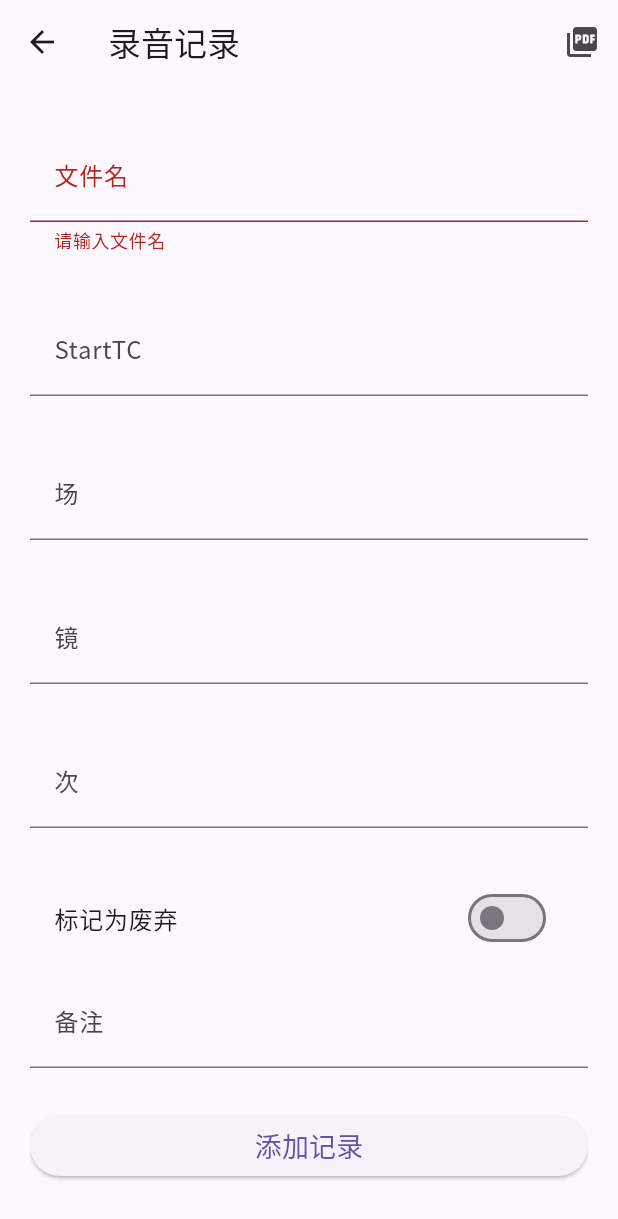
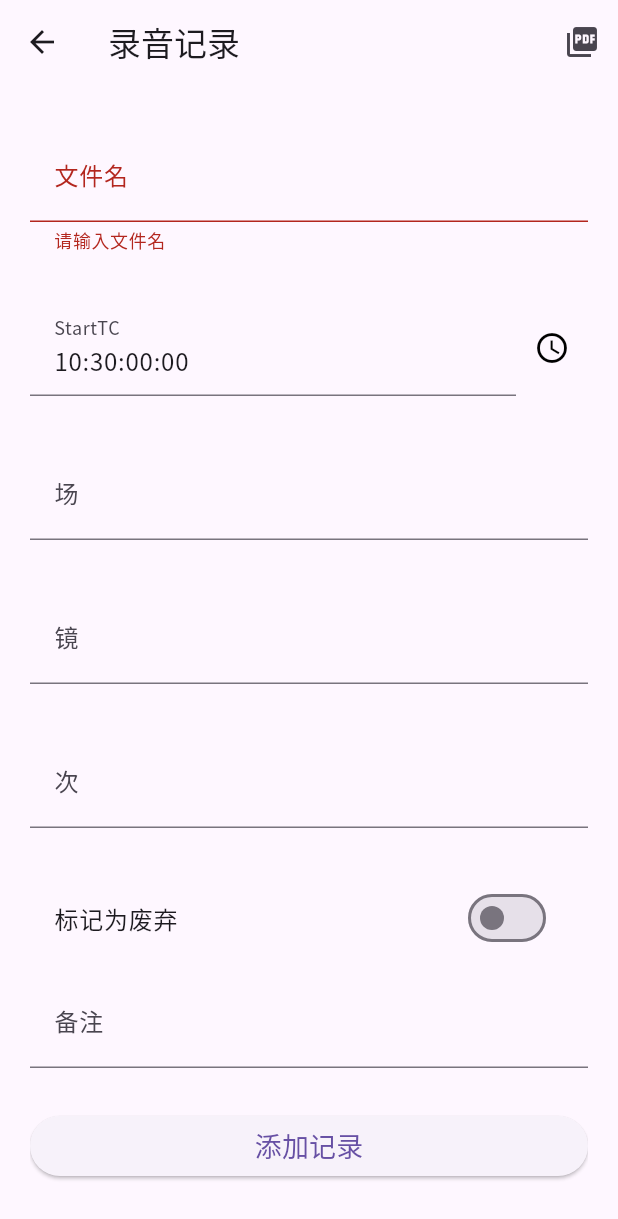
Before and after one commit to liyunlong233/reporter, a Flutter app: the RecordingsPage screen opened by its route, after a tap on "添加记录", on a phone screen of 412 x 824 dp. Shown: the top 1219 px of the screen. Run offline on Flutter 3.47's test engine with Material 3 defaults, Android fonts, the phone set to English and light mode, and no system bars; our stand-ins replace pdf, printing, sqflite; accounts and stored records are empty.

Commit message:
自动获取StartTC/文件名

```diff
--- a/lib/screens/recordings_page.dart
+++ b/lib/screens/recordings_page.dart
@@ -74,14 +74,10 @@ class _RecordingsPageState extends State<RecordingsPage> {
 
   void _clearForm() {
     _currentEntryId = null;
-    _fileNameController.clear();
+    _slateController.clear();
     _startTCController.clear();
-    _sceneController.clear();
-    _takeController.clear();
-    _slateController.clear();
     _notesController.clear();
     _isDiscarded = false;
-    _formKey.currentState?.reset();
   }
 
   Future<void> _loadTrackConfig() async {
@@ -117,7 +113,19 @@ class _RecordingsPageState extends State<RecordingsPage> {
             children: [
               _buildTextFormField('文件名', _fileNameController),
               const SizedBox(height: 16),
-              _buildTextFormField('StartTC', _startTCController),
+              Row(
+                children: [
+                  Expanded(child: _buildTextFormField('StartTC', _startTCController)),
+                  IconButton(
+                    icon: Icon(Icons.access_time),
+                    onPressed: () {
+                      final now = DateTime.now();
+                      final formattedTime = '${now.hour.toString().padLeft(2, '0')}:${now.minute.toString().padLeft(2, '0')}:${now.second.toString().padLeft(2, '0')}:00';
+                      _startTCController.text = formattedTime;
+                    },
+                  ),
+                ],
+              ),
               const SizedBox(height: 16),
               _buildTextFormField('场', _sceneController),
               const SizedBox(height: 16),
@@ -164,11 +172,29 @@ class _RecordingsPageState extends State<RecordingsPage> {
     );
   }
 
+  Future<void> _autoFillStartTC() async {
+    if (_startTCController.text.isEmpty) {
+      final now = DateTime.now();
+      _startTCController.text = '${now.hour.toString().padLeft(2, '0')}:${now.minute.toString().padLeft(2, '0')}:${now.second.toString().padLeft(2, '0')}:00';
+    }
+  }
+
   Future<void> _addEntry() async {
+    await _autoFillStartTC();
     _currentEntryId = null;
     if (_formKey.currentState!.validate()) {
+      final currentFileName = _fileNameController.text;
+      final match = RegExp(r'(\D*)(\d+)').firstMatch(currentFileName);
+      final prefix = match?.group(1) ?? '';
+      final numberStr = match?.group(2) ?? '000';
+
+      try {
+        var number = int.parse(numberStr);
+        number++;
+        final newFileName = '$prefix${number.toString().padLeft(3, '0')}';
+
         final entry = RecordingEntry(
-        fileName: _fileNameController.text,
+          fileName: currentFileName,
           startTC: _startTCController.text,
           scene: _sceneController.text,
           take: _takeController.text,
@@ -181,6 +207,11 @@ class _RecordingsPageState extends State<RecordingsPage> {
         await _dbHelper.saveRecordingEntry(entry);
         setState(() => _entries.add(entry));
         _clearForm();
+        _fileNameController.text = newFileName;
+      } catch (e) {
+        _fileNameController.text = currentFileName;
+        _clearForm();
+      }
     }
   }
 
```
Lines whose indentation alone changed are shown as unchanged.
